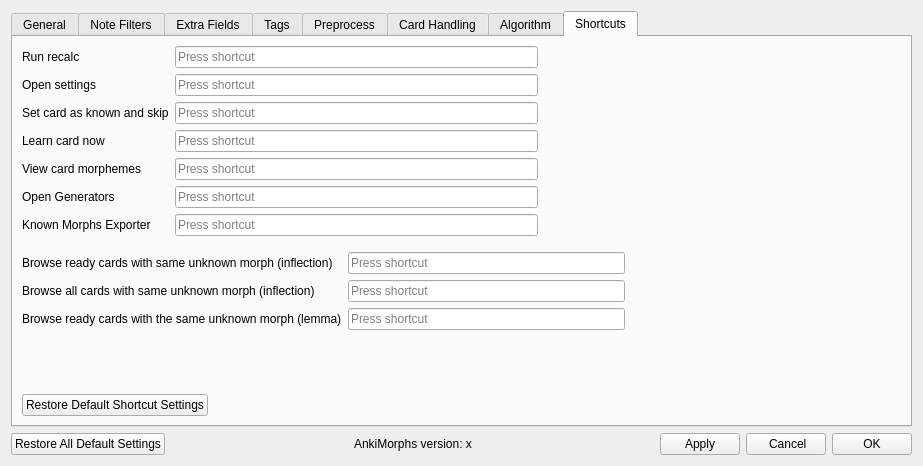
Qt form ankimorphs/ui/settings_dialog.ui (mortii/anki-morphs) before a commit.
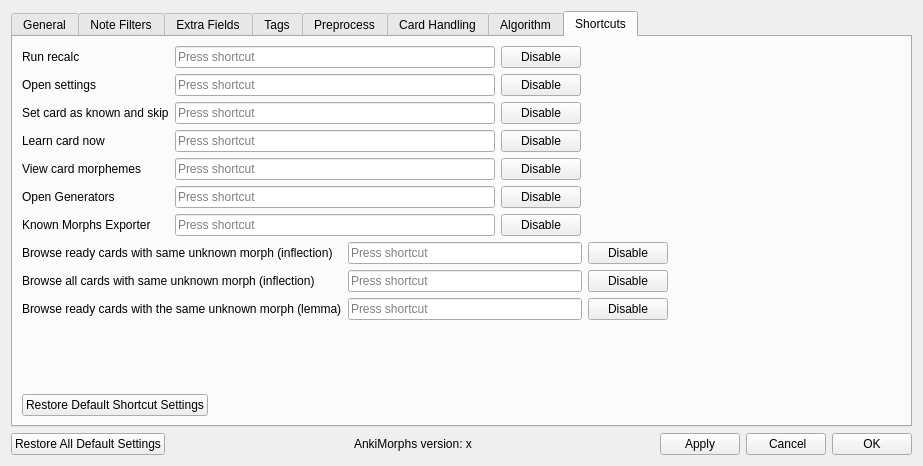
The same form after that commit. The open tabs and pages were chosen to show the change.

Commit message: added buttons to disable shortcuts

The edit to the form file:
```diff
--- a/ankimorphs/ui/settings_dialog.ui
+++ b/ankimorphs/ui/settings_dialog.ui
@@ -1229,8 +1229,6 @@
         <attribute name="title">
          <string>Shortcuts</string>
         </attribute>
-        <layout class="QVBoxLayout" name="verticalLayout_25">
-         <item>
           <layout class="QVBoxLayout" name="verticalLayout_24">
            <item>
             <layout class="QHBoxLayout" name="horizontalLayout_5">
@@ -1312,6 +1310,101 @@
                </item>
               </layout>
              </item>
+           <item>
+            <layout class="QVBoxLayout" name="verticalLayout_4">
+             <item>
+              <widget class="QPushButton" name="shortcutRecalcDisablePushButton">
+               <property name="maximumSize">
+                <size>
+                 <width>80</width>
+                 <height>16777215</height>
+                </size>
+               </property>
+               <property name="text">
+                <string>Disable</string>
+               </property>
+              </widget>
+             </item>
+             <item>
+              <widget class="QPushButton" name="shortcutSettingsDisablePushButton">
+               <property name="maximumSize">
+                <size>
+                 <width>80</width>
+                 <height>16777215</height>
+                </size>
+               </property>
+               <property name="text">
+                <string>Disable</string>
+               </property>
+              </widget>
+             </item>
+             <item>
+              <widget class="QPushButton" name="shortcutKnownAndSkipDisablePushButton">
+               <property name="maximumSize">
+                <size>
+                 <width>80</width>
+                 <height>16777215</height>
+                </size>
+               </property>
+               <property name="text">
+                <string>Disable</string>
+               </property>
+              </widget>
+             </item>
+             <item>
+              <widget class="QPushButton" name="shortcutLearnNowDisablePushButton">
+               <property name="maximumSize">
+                <size>
+                 <width>80</width>
+                 <height>16777215</height>
+                </size>
+               </property>
+               <property name="text">
+                <string>Disable</string>
+               </property>
+              </widget>
+             </item>
+             <item>
+              <widget class="QPushButton" name="shortcutViewMorphsDisablePushButton">
+               <property name="maximumSize">
+                <size>
+                 <width>80</width>
+                 <height>16777215</height>
+                </size>
+               </property>
+               <property name="text">
+                <string>Disable</string>
+               </property>
+              </widget>
+             </item>
+             <item>
+              <widget class="QPushButton" name="shortcutGeneratorsDisablePushButton">
+               <property name="maximumSize">
+                <size>
+                 <width>80</width>
+                 <height>16777215</height>
+                </size>
+               </property>
+               <property name="text">
+                <string>Disable</string>
+               </property>
+              </widget>
+             </item>
+             <item>
+              <widget class="QPushButton" name="shortcutKnownMorphsExporterDisablePushButton">
+               <property name="maximumSize">
+                <size>
+                 <width>80</width>
+                 <height>16777215</height>
+                </size>
+               </property>
+               <property name="text">
+                <string>Disable</string>
+               </property>
+              </widget>
+             </item>
+            </layout>
+           </item>
              <item>
               <spacer name="horizontalSpacer_6">
                <property name="orientation">
@@ -1319,7 +1412,7 @@
                </property>
                <property name="sizeHint" stdset="0">
                 <size>
-                 <width>40</width>
+               <width>20</width>
                  <height>20</height>
                 </size>
                </property>
@@ -1329,9 +1422,6 @@
            </item>
            <item>
             <layout class="QHBoxLayout" name="horizontalLayout_12">
-             <property name="topMargin">
-              <number>10</number>
-             </property>
              <item>
               <layout class="QVBoxLayout" name="verticalLayout_19">
                <item>
@@ -1370,6 +1460,49 @@
                </item>
               </layout>
              </item>
+           <item>
+            <layout class="QVBoxLayout" name="verticalLayout_22">
+             <item>
+              <widget class="QPushButton" name="shortcutBrowseReadyDisablePushButton">
+               <property name="maximumSize">
+                <size>
+                 <width>80</width>
+                 <height>16777215</height>
+                </size>
+               </property>
+               <property name="text">
+                <string>Disable</string>
+               </property>
+              </widget>
+             </item>
+             <item>
+              <widget class="QPushButton" name="shortcutBrowseAllDisablePushButton">
+               <property name="maximumSize">
+                <size>
+                 <width>80</width>
+                 <height>16777215</height>
+                </size>
+               </property>
+               <property name="text">
+                <string>Disable</string>
+               </property>
+              </widget>
+             </item>
+             <item>
+              <widget class="QPushButton" name="shortcutBrowseReadyLemmaDisablePushButton">
+               <property name="maximumSize">
+                <size>
+                 <width>80</width>
+                 <height>16777215</height>
+                </size>
+               </property>
+               <property name="text">
+                <string>Disable</string>
+               </property>
+              </widget>
+             </item>
+            </layout>
+           </item>
              <item>
               <spacer name="horizontalSpacer_9">
                <property name="orientation">
@@ -1377,7 +1510,7 @@
                </property>
                <property name="sizeHint" stdset="0">
                 <size>
-                 <width>40</width>
+               <width>20</width>
                  <height>20</height>
                 </size>
                </property>
@@ -1392,8 +1525,8 @@
              </property>
              <property name="sizeHint" stdset="0">
               <size>
-               <width>20</width>
-               <height>40</height>
+             <width>876</width>
+             <height>10</height>
               </size>
              </property>
             </spacer>
@@ -1423,8 +1556,6 @@
             </layout>
            </item>
           </layout>
-         </item>
-        </layout>
        </widget>
       </widget>
      </item>
```
Left out of the diff: 4 changed lines with no effect on the pictures. Lines whose indentation alone changed are shown as unchanged. The commit also changes 3 other files.
